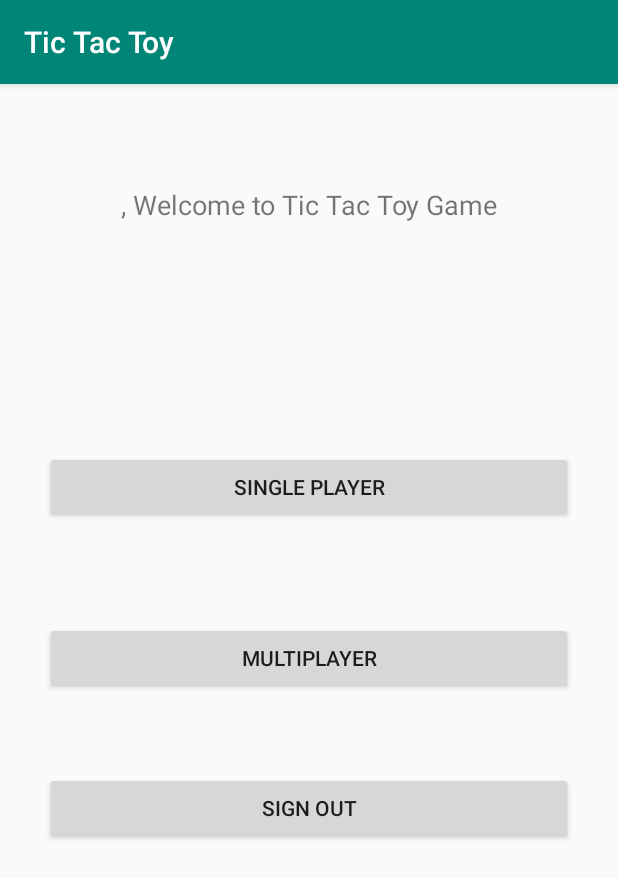
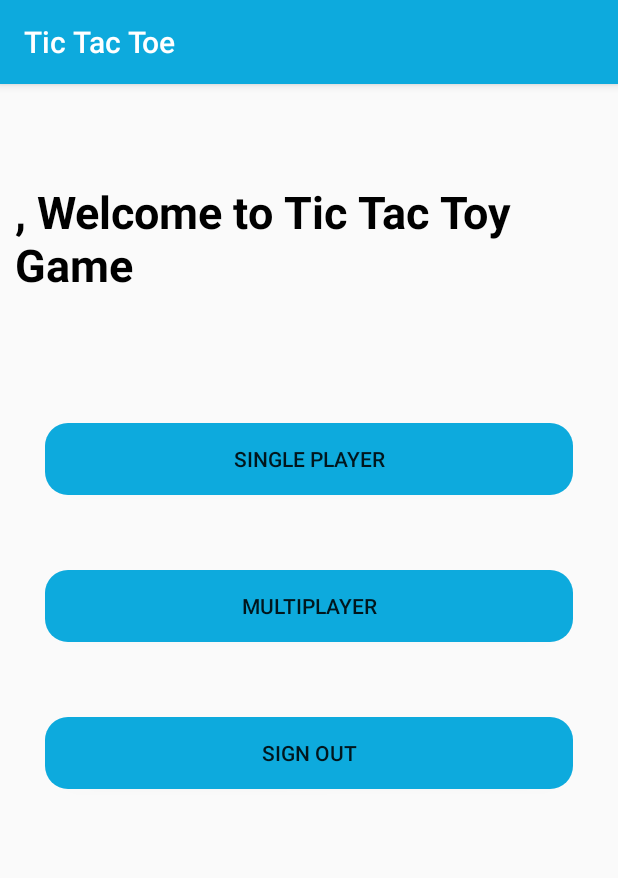
Before and after one commit to BlackBurnVP/TicTacToe, an Android app: the screen it shows after launch once a user with an empty profile is signed in (MenuActivity), on a phone screen of 412 x 824 dp. Shown: the top 878 px of the screen. Run offline under Robolectric (Android 15) with nearby library versions, the phone set to English and light mode, and no system bars; our stand-ins replace Firebase (no records; nobody signed in at launch, a user with empty details on screens opened directly).

Commit message:
Design changes

```diff
--- a/app/src/main/java/com/vitalii/tictactoylocal/Multiplayer.kt
+++ b/app/src/main/java/com/vitalii/tictactoylocal/Multiplayer.kt
@@ -14,7 +14,7 @@ import android.view.MenuItem
 import android.view.View
 import android.widget.Button
 import android.widget.Toast
-import kotlinx.android.synthetic.main.activity_main.*
+import kotlinx.android.synthetic.main.activity_multiplayer.*
 import com.google.firebase.analytics.FirebaseAnalytics
 import com.google.firebase.auth.FirebaseAuth
 import com.google.firebase.database.*
@@ -43,7 +43,7 @@ class Multiplayer : AppCompatActivity() {
 
     override fun onCreate(savedInstanceState: Bundle?) {
         super.onCreate(savedInstanceState)
-        setContentView(R.layout.activity_main)
+        setContentView(R.layout.activity_multiplayer)
 
         sp = PreferenceManager.getDefaultSharedPreferences(this)
         ed = sp.edit()
--- /dev/null
+++ b/app/src/main/res/drawable/background_menu_btn.xml
@@ -0,0 +1,10 @@
+<?xml version="1.0" encoding="utf-8"?>
+<selector xmlns:android="http://schemas.android.com/apk/res/android">
+
+    <item>
+        <shape>
+            <solid android:color="@color/colorPrimary"/>
+            <corners android:radius="15dp"/>
+        </shape>
+    </item>
+</selector>
--- a/app/src/main/res/layout/activity_menu.xml
+++ b/app/src/main/res/layout/activity_menu.xml
@@ -8,7 +8,7 @@
         tools:context=".MenuActivity" android:padding="10dp">
 
     <TextView
-            android:text="Welcome to Tic Tac Toy Game"
+            android:text="Tic Tac Toe"
             android:layout_width="wrap_content"
             android:layout_height="wrap_content"
             android:id="@+id/txtWelcome" app:layout_constraintEnd_toEndOf="parent" android:layout_marginEnd="8dp"
@@ -16,7 +16,7 @@
             android:layout_marginLeft="8dp" android:layout_marginStart="8dp" android:layout_marginBottom="8dp"
             app:layout_constraintBottom_toBottomOf="parent" android:layout_marginTop="8dp"
             app:layout_constraintTop_toTopOf="parent" app:layout_constraintVertical_bias="0.071"
-            android:textSize="18sp"/>
+            android:textSize="30sp" android:textStyle="bold" android:textColor="@android:color/black"/>
     <Button
             android:text="Single player"
             android:layout_width="0dp"
@@ -25,27 +25,30 @@
             android:layout_marginRight="20dp" app:layout_constraintStart_toStartOf="parent"
             android:layout_marginLeft="20dp" android:layout_marginStart="20dp" android:layout_marginTop="8dp"
             app:layout_constraintTop_toTopOf="parent" android:layout_marginBottom="8dp"
-            app:layout_constraintBottom_toBottomOf="parent" app:layout_constraintHorizontal_bias="0.502"
-            app:layout_constraintVertical_bias="0.331"/>
+            app:layout_constraintBottom_toBottomOf="parent"
+            app:layout_constraintVertical_bias="0.304" android:background="@drawable/background_menu_btn"/>
     <Button
             android:text="Multiplayer"
             android:layout_width="0dp"
             android:layout_height="wrap_content"
-            android:id="@+id/btnMultiplayer" android:layout_marginTop="8dp"
-            app:layout_constraintTop_toTopOf="parent" android:layout_marginBottom="8dp"
+            android:id="@+id/btnMultiplayer" android:layout_marginTop="50dp"
+            android:layout_marginBottom="8dp"
             app:layout_constraintBottom_toBottomOf="parent" app:layout_constraintEnd_toEndOf="parent"
             android:layout_marginEnd="20dp" android:layout_marginRight="20dp"
             app:layout_constraintStart_toStartOf="parent" android:layout_marginLeft="20dp"
             android:layout_marginStart="20dp"
-            app:layout_constraintVertical_bias="0.498"/>
+            app:layout_constraintVertical_bias="0.0" android:background="@drawable/background_menu_btn"
+            app:layout_constraintTop_toBottomOf="@+id/btnSinglePlay"/>
     <Button
             android:text="Sign Out"
             android:layout_width="0dp"
             android:layout_height="wrap_content"
-            android:id="@+id/btnSignOut" android:layout_marginTop="8dp"
-            app:layout_constraintTop_toTopOf="parent" android:layout_marginBottom="8dp"
+            android:id="@+id/btnSignOut" android:layout_marginTop="50dp"
+            android:layout_marginBottom="8dp"
             app:layout_constraintBottom_toBottomOf="parent" app:layout_constraintEnd_toEndOf="parent"
             android:layout_marginEnd="20dp" android:layout_marginRight="20dp"
             app:layout_constraintStart_toStartOf="parent" android:layout_marginLeft="20dp"
-            android:layout_marginStart="20dp" app:layout_constraintVertical_bias="0.644"/>
+            android:layout_marginStart="20dp" app:layout_constraintVertical_bias="0.0"
+            android:background="@drawable/background_menu_btn"
+            app:layout_constraintTop_toBottomOf="@+id/btnMultiplayer" app:layout_constraintHorizontal_bias="1.0"/>
 </android.support.constraint.ConstraintLayout>
--- a/app/src/main/res/layout/activity_main.xml
+++ b/app/src/main/res/layout/activity_multiplayer.xml
@@ -24,7 +24,7 @@
                 android:layout_height="wrap_content"
                 android:id="@+id/btnInvite"
                 android:layout_weight="1"
-                android:background="@android:color/holo_blue_light"
+                android:background="@drawable/background_menu_btn"
                 android:layout_margin="2dp"/>
     </LinearLayout>
 
--- a/app/src/main/res/values/colors.xml
+++ b/app/src/main/res/values/colors.xml
@@ -1,7 +1,7 @@
 <?xml version="1.0" encoding="utf-8"?>
 <resources>
-    <color name="colorPrimary">#008577</color>
-    <color name="colorPrimaryDark">#00574B</color>
+    <color name="colorPrimary">#0daadd</color>
+    <color name="colorPrimaryDark">#0c6a89</color>
     <color name="colorAccent">#D81B60</color>
     <color name="gray">#d5d6d6</color>
 </resources>
--- a/app/src/main/res/values/strings.xml
+++ b/app/src/main/res/values/strings.xml
@@ -1,4 +1,4 @@
 <resources>
-    <string name="app_name">Tic Tac Toy</string>
+    <string name="app_name">Tic Tac Toe</string>
     <string name="title_activity_login">LoginActivity</string>
 </resources>
```
Also changed, not shown: app/src/main/res/layout/activity_login.xml (+15 -3 lines), app/src/main/res/mipmap-hdpi/ic_launcher.png, app/src/main/res/mipmap-hdpi/ic_launcher_round.png, app/src/main/res/mipmap-mdpi/ic_launcher.png, app/src/main/res/mipmap-mdpi/ic_launcher_round.png, app/src/main/res/mipmap-xhdpi/ic_launcher.png, app/src/main/res/mipmap-xhdpi/ic_launcher_round.png, app/src/main/res/mipmap-xxhdpi/ic_launcher.png, app/src/main/res/mipmap-xxhdpi/ic_launcher_round.png, app/src/main/res/mipmap-xxxhdpi/ic_launcher.png, app/src/main/res/mipmap-xxxhdpi/ic_launcher_round.png.
